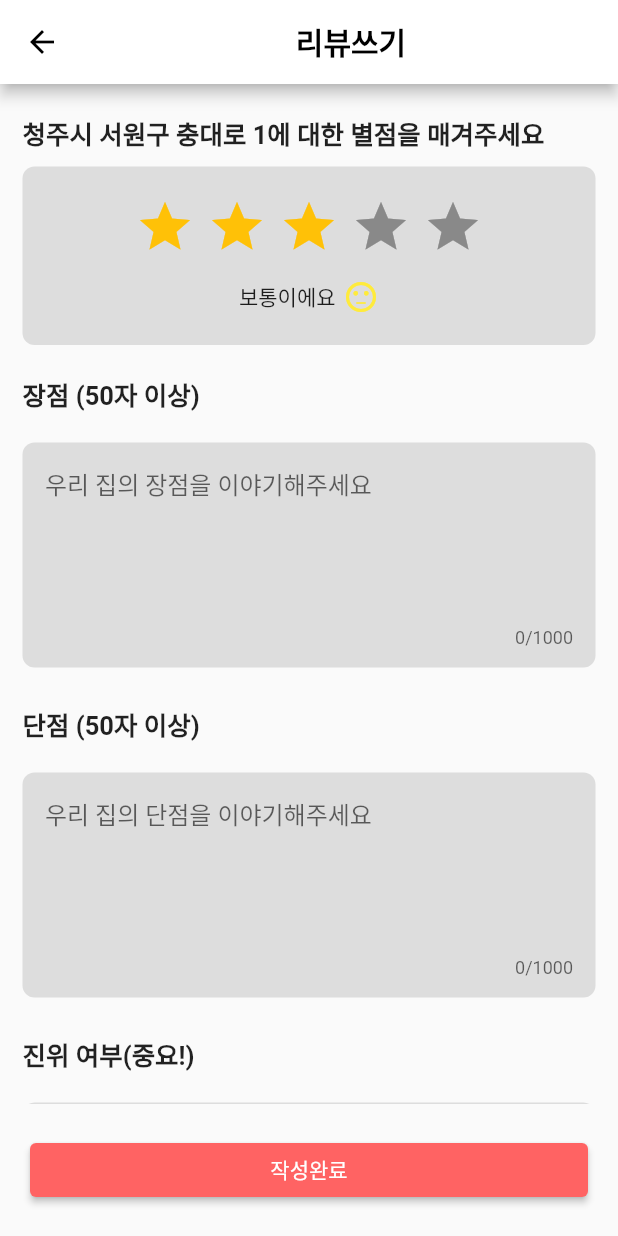
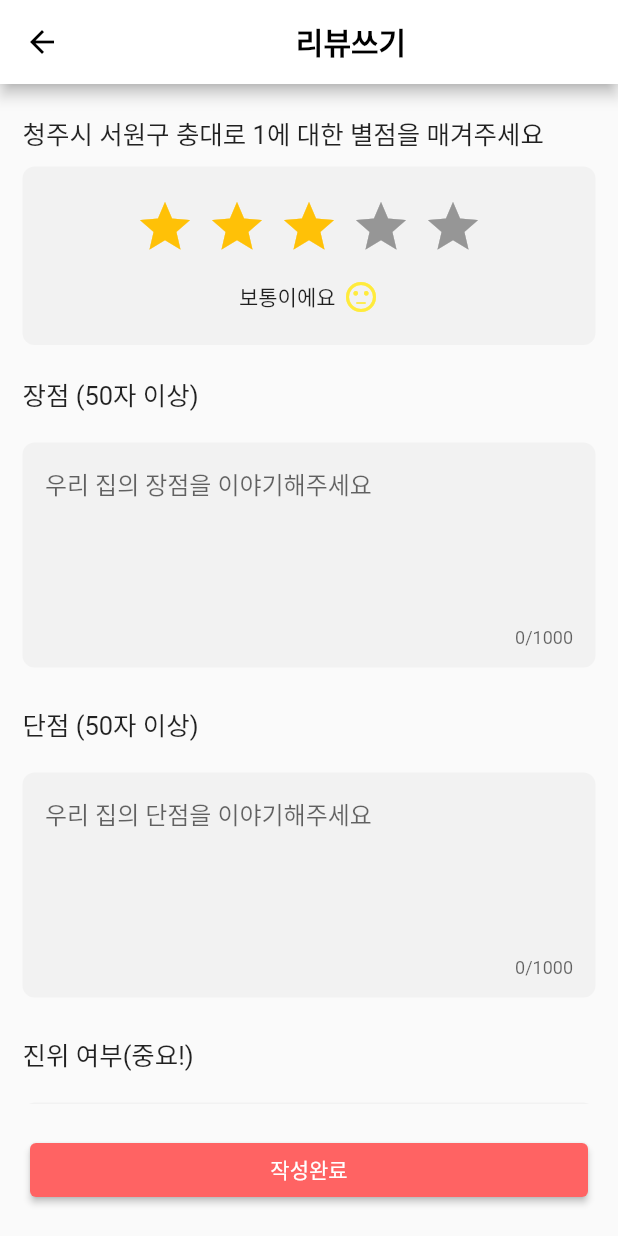
Before and after one commit to lookinmin/viewing, a Flutter app: the WritingRoom screen opened directly, after a tap on "다음", on a phone screen of 412 x 824 dp. Run offline on Flutter 3.47's test engine with Material 2 defaults, Android fonts, the phone set to English and light mode, and no system bars; drawn by our look-alikes of flutter_rating_bar; our stand-ins replace carousel_slider, dotted_border, geolocator, image_picker, percent_indicator, webview_flutter; missing offline and left inert: kakaomap_webview, kpostal, simple_speed_dial.

Commit message:
광모/메인/디자인 수정중

```diff
--- a/viewing/lib/startpage/login_screen.dart
+++ b/viewing/lib/startpage/login_screen.dart
@@ -72,7 +72,7 @@ class _LoginState extends State<Login> {
                 //   width: screenHeight * 0.5,
                 // ),
                 SizedBox(
-                  height: screenHeight * 0.22,
+                  height: screenHeight * 0.30,
                 ),
                 TextButton(
                   onPressed: () {
--- a/viewing/lib/writing/roomreviewfirst.dart
+++ b/viewing/lib/writing/roomreviewfirst.dart
@@ -58,10 +58,7 @@ class _WritingRoomState extends State<WritingRoom> {
         foregroundColor: Colors.black,
         backgroundColor: Colors.white,
         title: Center(
-            child: Text(
-          '리뷰쓰기(기본정보)',
-          style: TextStyle(color: Colors.black, fontWeight: FontWeight.w900),
-        )),
+            child: Text('리뷰쓰기(기본정보)', style: TextStyle(color: Colors.black))),
       ),
       body: SingleChildScrollView(
         scrollDirection: Axis.vertical,
@@ -118,7 +115,7 @@ class _WritingRoomState extends State<WritingRoom> {
             margin: EdgeInsets.only(bottom: 20),
             child: Text(
               '월세/전세/매매',
-              style: TextStyle(fontWeight: FontWeight.w900, fontSize: 17),
+              style: TextStyle(fontSize: 17),
             ),
           ),
           Container(
@@ -129,7 +126,7 @@ class _WritingRoomState extends State<WritingRoom> {
             width: MediaQuery.of(context).size.width,
             child: TextField(
               decoration: InputDecoration(
-                hintText: '월세 30만원냈어요~',
+                hintText: '예시) 월세 30만원냈어요~',
                 border: InputBorder.none,
                 contentPadding:
                     EdgeInsets.only(left: 5, bottom: 5, top: 5, right: 5),
@@ -153,7 +150,7 @@ class _WritingRoomState extends State<WritingRoom> {
             margin: EdgeInsets.only(bottom: 20),
             child: Text(
               '보증금',
-              style: TextStyle(fontWeight: FontWeight.w900, fontSize: 17),
+              style: TextStyle(fontSize: 17),
             ),
           ),
           Container(
@@ -164,7 +161,7 @@ class _WritingRoomState extends State<WritingRoom> {
             width: MediaQuery.of(context).size.width,
             child: TextField(
               decoration: InputDecoration(
-                hintText: '보증금 300만원냈어요~',
+                hintText: '예시) 보증금 300만원냈어요~',
                 border: InputBorder.none,
                 contentPadding:
                     EdgeInsets.only(left: 5, bottom: 5, top: 5, right: 5),
@@ -186,37 +183,36 @@ class _WritingRoomState extends State<WritingRoom> {
         children: [
           Container(
             margin: EdgeInsets.only(bottom: 20),
-            child: Text(
+            child: Row(
+              crossAxisAlignment: CrossAxisAlignment.end,
+              children: [
+                Text(
                   '집 방향',
-              style: TextStyle(fontWeight: FontWeight.w900, fontSize: 17),
+                  style: TextStyle(fontSize: 17),
+                ),
+                SizedBox(
+                  width: 10,
+                ),
+                Text(
+                  '예시) 집이 남동향이라면 동과 남에 체크해주세요',
+                  style: TextStyle(color: Colors.blue, fontSize: 10),
+                )
+              ],
             ),
           ),
           Container(
             decoration: BoxDecoration(
                 color: Color.fromRGBO(99, 99, 99, 0.05),
                 borderRadius: BorderRadius.circular(8)),
-            padding: EdgeInsets.fromLTRB(10, 20, 10, 10),
+            padding: EdgeInsets.all(10),
             width: MediaQuery.of(context).size.width,
-            child: Column(
-              mainAxisAlignment: MainAxisAlignment.spaceAround,
-              children: [
-                Row(
+            child: Row(
               mainAxisAlignment: MainAxisAlignment.spaceEvenly,
               children: [
                 dirCheckBox(houseDir[0]),
                 dirCheckBox(houseDir[1]),
                 dirCheckBox(houseDir[2]),
                 dirCheckBox(houseDir[3]),
-                  ],
-                ),
-                Container(
-                  alignment: Alignment.bottomLeft,
-                  margin: EdgeInsets.only(top: 5),
-                  child: Text(
-                    '예시) 집이 남동향이라면 동과 남에 체크해주세요',
-                    style: TextStyle(color: Colors.blue, fontSize: 10),
-                  ),
-                )
               ],
             ),
           )
@@ -260,7 +256,7 @@ class _WritingRoomState extends State<WritingRoom> {
           margin: EdgeInsets.only(bottom: 20),
           child: Text(
             '관리비',
-            style: TextStyle(fontWeight: FontWeight.w900, fontSize: 17),
+            style: TextStyle(fontSize: 17),
           ),
         ),
         Container(
@@ -277,7 +273,7 @@ class _WritingRoomState extends State<WritingRoom> {
                 contentPadding:
                     EdgeInsets.only(left: 5, bottom: 5, top: 5, right: 5),
                 hintText:
-                    '102동 기준 공용 관리비 15만원 정도예요. 부대 시설 비용 다 포함입니다~. 전기세는 여름에 에어컨을 종일 틀고 20만원 정도 나왔어요.'),
+                    '예시) 102동 기준 공용 관리비 15만원 정도예요. 부대 시설 비용 다 포함입니다~. 전기세는 여름에 에어컨을 종일 틀고 20만원 정도 나왔어요.'),
             controller: manageFeeTxt,
           ),
         ),
@@ -295,7 +291,7 @@ class _WritingRoomState extends State<WritingRoom> {
             margin: EdgeInsets.only(bottom: 20),
             child: Text(
               '거주층',
-              style: TextStyle(fontWeight: FontWeight.w900, fontSize: 17),
+              style: TextStyle(fontSize: 17),
             ),
           ),
           Container(
@@ -351,7 +347,7 @@ class _WritingRoomState extends State<WritingRoom> {
             margin: EdgeInsets.only(bottom: 20),
             child: Text(
               '거주 기간',
-              style: TextStyle(fontWeight: FontWeight.w900, fontSize: 17),
+              style: TextStyle(fontSize: 17),
             ),
           ),
           Container(
@@ -407,7 +403,7 @@ class _WritingRoomState extends State<WritingRoom> {
             margin: EdgeInsets.only(bottom: 20),
             child: Text(
               '거주 유형',
-              style: TextStyle(fontWeight: FontWeight.w900, fontSize: 17),
+              style: TextStyle(fontSize: 17),
             ),
           ),
           SizedBox(
@@ -482,42 +478,39 @@ class _WritingRoomState extends State<WritingRoom> {
             ));
       },
       child: Container(
-        height: 120,
         margin: EdgeInsets.only(bottom: 20),
         child: Column(
           crossAxisAlignment: CrossAxisAlignment.start,
           children: [
-            Flexible(
-              flex: 2,
-              child: Container(
+            Container(
               margin: EdgeInsets.only(bottom: 10),
               child: Text(
                 '주소지',
-                  style: TextStyle(fontWeight: FontWeight.w900, fontSize: 17),
+                style: TextStyle(fontSize: 17),
               ),
             ),
-            ),
-            Expanded(
-              flex: 5,
-              child: Container(
+            Container(
               decoration: BoxDecoration(
-                    color: Color.fromARGB(255, 221, 221, 221),
+                  color: Color.fromRGBO(99, 99, 99, 0.05),
                   borderRadius: BorderRadius.circular(8)),
-                padding: EdgeInsets.all(10),
+              padding: EdgeInsets.symmetric(vertical: 20, horizontal: 10),
               width: MediaQuery.of(context).size.width,
               child: Column(
+                mainAxisAlignment: MainAxisAlignment.spaceEvenly,
                 crossAxisAlignment: CrossAxisAlignment.start,
                 children: [
                   Text(
                     address_got[0],
                     style: TextStyle(fontSize: 15),
                   ),
+                  SizedBox(
+                    height: 10,
+                  ),
                   Text(
                     address_got[1],
                     style: TextStyle(fontSize: 15),
                   ),
                 ],
-                ),
               ),
             )
           ],
--- a/viewing/lib/writing/roomreviewsecond.dart
+++ b/viewing/lib/writing/roomreviewsecond.dart
@@ -108,12 +108,12 @@ class _RoomReviewSecondState extends State<RoomReviewSecond> {
             margin: EdgeInsets.only(bottom: 20),
             child: Text(
               '진위 여부(중요!)',
-              style: TextStyle(fontWeight: FontWeight.w600, fontSize: 17),
+              style: TextStyle(fontSize: 17),
             ),
           ),
           Container(
               decoration: BoxDecoration(
-                  color: Color.fromARGB(255, 221, 221, 221),
+                  color: Color.fromRGBO(99, 99, 99, 0.05),
                   borderRadius: BorderRadius.circular(8)),
               padding: EdgeInsets.all(10),
               width: MediaQuery.of(context).size.width,
@@ -191,14 +191,14 @@ class _RoomReviewSecondState extends State<RoomReviewSecond> {
             margin: EdgeInsets.only(bottom: 20),
             child: Text(
               '사진을 올려주세요(선택)',
-              style: TextStyle(fontWeight: FontWeight.w600, fontSize: 17),
+              style: TextStyle(fontSize: 17),
             ),
           ),
           DottedBorder(
             borderType: BorderType.RRect,
             radius: Radius.circular(8),
             strokeWidth: 3,
-            color: Color.fromARGB(255, 221, 221, 221),
+            color: Colors.grey,
             child: Container(
               height: 150,
               width: 150,
@@ -231,13 +231,13 @@ class _RoomReviewSecondState extends State<RoomReviewSecond> {
             margin: EdgeInsets.only(bottom: 20),
             child: Text(
               '$s (50자 이상)',
-              style: TextStyle(fontWeight: FontWeight.w600, fontSize: 17),
+              style: TextStyle(fontSize: 17),
             ),
           ),
           Container(
             height: 150,
             decoration: BoxDecoration(
-                color: Color.fromARGB(255, 221, 221, 221),
+                color: Color.fromRGBO(99, 99, 99, 0.05),
                 borderRadius: BorderRadius.circular(8)),
             padding: EdgeInsets.all(10),
             width: MediaQuery.of(context).size.width,
@@ -269,11 +269,11 @@ class _RoomReviewSecondState extends State<RoomReviewSecond> {
               margin: EdgeInsets.only(bottom: 10),
               child: Text(
                 '청주시 서원구 충대로 1에 대한 별점을 매겨주세요',
-                style: TextStyle(fontWeight: FontWeight.w600, fontSize: 17),
+                style: TextStyle(fontSize: 17),
               )),
           Container(
             decoration: BoxDecoration(
-                color: Color.fromARGB(255, 221, 221, 221),
+                color: Color.fromRGBO(99, 99, 99, 0.05),
                 borderRadius: BorderRadius.circular(8)),
             padding: EdgeInsets.symmetric(vertical: 20, horizontal: 10),
             child: Column(
```
Also changed, not shown: viewing/lib/main.dart (+10 -24 lines), viewing/lib/mainpage/home.dart (+27 -26 lines), viewing/lib/mypage/mypage.dart (+5 -3 lines), viewing/lib/mypage/regionsetting.dart (+20 -14 lines), viewing/lib/roomInfo/room.dart (+53 -44 lines), 6 other files. Lines whose indentation alone changed are shown as unchanged.
